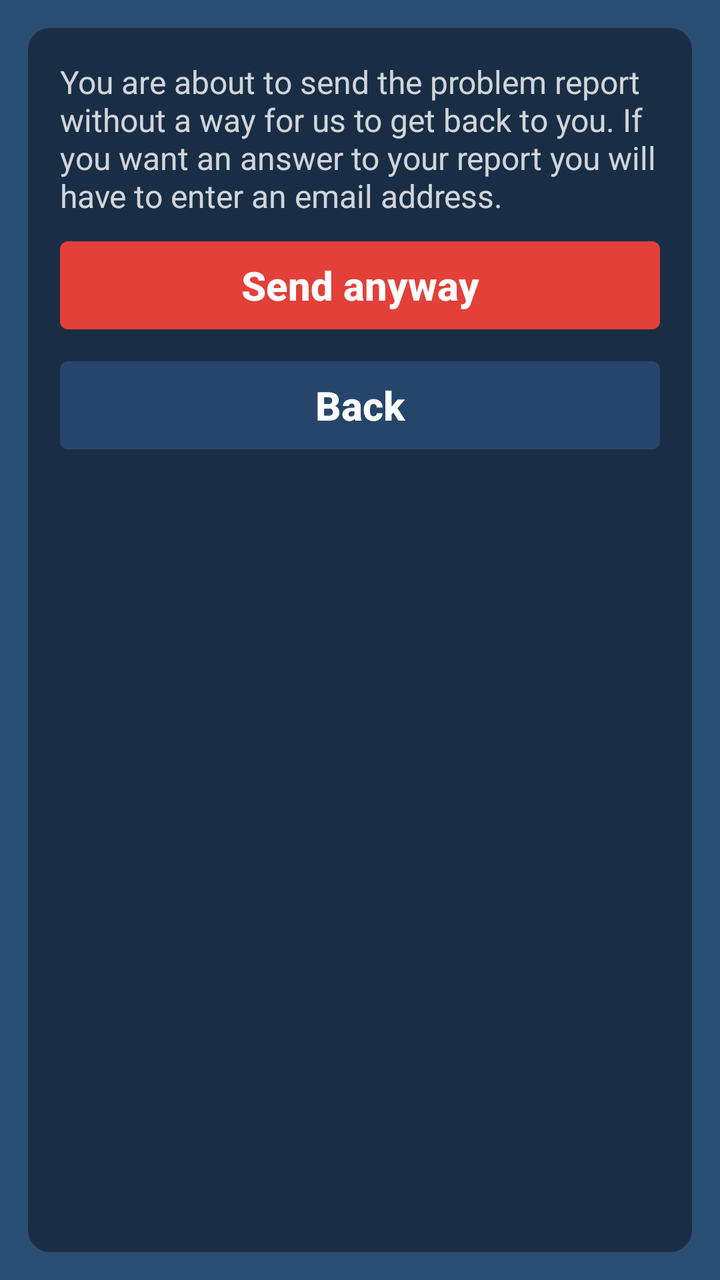
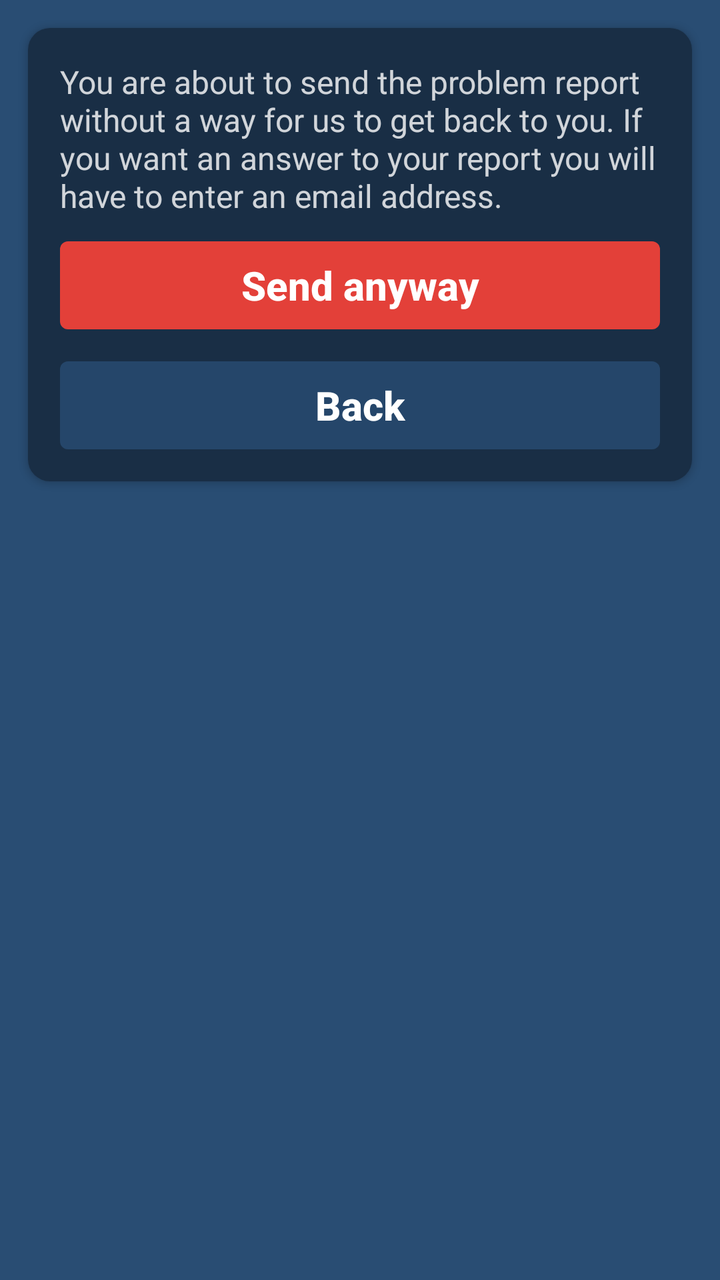

Compare the two renders of this Android layout. The source of the first and the diff that turns it into the second are given below.
<!-- AndroidManifest.xml: application theme AppTheme -->
<!-- res/layout/confirm_no_email.xml -->
<LinearLayout xmlns:android="http://schemas.android.com/apk/res/android"
              android:layout_width="wrap_content"
              android:layout_height="wrap_content"
              android:padding="30dp"
              android:background="@drawable/dialog_background"
              android:orientation="vertical"
              android:gravity="left"
              android:elevation="2dp">
    <TextView android:layout_width="wrap_content"
              android:layout_height="wrap_content"
              android:layout_weight="0"
              android:layout_marginBottom="12dp"
              android:textColor="@color/white80"
              android:textSize="16sp"
              android:text="@string/confirm_no_email" />
    <Button android:id="@+id/send_button"
            android:text="@string/send_anyway"
            style="@style/RedButton" />
    <Button android:id="@+id/back_button"
            android:layout_marginTop="16dp"
            android:text="@string/back"
            style="@style/BlueButton" />
</LinearLayout>
<!-- resources referenced by this layout -->
<resources>
  <color name="white80">#CCFFFFFF</color>
  <!-- drawable dialog_background (drawable) -->
  <?xml version="1.0" encoding="utf-8"?>
  <inset xmlns:android="http://schemas.android.com/apk/res/android"
         android:insetTop="@dimen/dialog_margin"
         android:insetLeft="@dimen/dialog_margin"
         android:insetRight="@dimen/dialog_margin"
         android:insetBottom="@dimen/dialog_margin">
      <shape android:shape="rectangle">
          <corners android:radius="11dp" />
          <solid android:color="@color/darkBlue" />
      </shape>
  </inset>
  <string name="back">Back</string>
  <string name="confirm_no_email">You are about to send the problem report without a way for us
      to get back to you. If you want an answer to your report you will have to enter an email
      address.</string>
  <string name="send_anyway">Send anyway</string>
  <style name="BlueButton" parent="Button">
          <item name="android:background">@drawable/blue_button_background</item>
      </style>
  <style name="RedButton" parent="Button">
          <item name="android:background">@drawable/red_button_background</item>
      </style>
  <style name="AppTheme" parent="Theme.AppCompat.NoActionBar">
          <item name="colorPrimary">@color/colorPrimary</item>
          <item name="android:windowBackground">@color/blue</item>
      </style>
  <dimen name="dialog_margin">14dp</dimen>
  <color name="darkBlue">#192E45</color>
  <style name="Button" parent="Widget.AppCompat.Button.Borderless">
          <item name="android:layout_height">@dimen/normal_button_height</item>
          <item name="android:layout_width">match_parent</item>
          <item name="android:paddingTop">0dp</item>
          <item name="android:paddingBottom">0dp</item>
          <item name="android:textAllCaps">false</item>
          <item name="android:textColor">@color/white</item>
          <item name="android:textSize">20sp</item>
          <item name="android:textStyle">bold</item>
      </style>
  <!-- drawable blue_button_background (drawable) -->
  <?xml version="1.0" encoding="utf-8"?>
  <selector xmlns:android="http://schemas.android.com/apk/res/android">
      <item android:state_pressed="false">
          <shape android:shape="rectangle">
              <corners android:radius="4dp" />
              <solid android:color="@color/blue80" />
          </shape>
      </item>
      <item android:state_pressed="true">
          <shape android:shape="rectangle">
              <corners android:radius="4dp" />
              <solid android:color="@color/blue60" />
          </shape>
      </item>
  </selector>
  <!-- drawable red_button_background (drawable) -->
  <?xml version="1.0" encoding="utf-8"?>
  <selector xmlns:android="http://schemas.android.com/apk/res/android">
      <item android:state_pressed="false">
          <shape android:shape="rectangle">
              <corners android:radius="4dp" />
              <solid android:color="@color/red" />
          </shape>
      </item>
      <item android:state_pressed="true">
          <shape android:shape="rectangle">
              <corners android:radius="4dp" />
              <solid android:color="@color/red95" />
          </shape>
      </item>
  </selector>
  <color name="colorPrimary">#294D73</color>
  <color name="blue">#294D73</color>
  <dimen name="normal_button_height">44dp</dimen>
  <color name="white">#FFFFFF</color>
  <color name="blue80">#CC294D73</color>
  <color name="blue60">#99294D73</color>
  <color name="red">#FFE34039</color>
  <color name="red95">#F2E34039</color>
</resources>

<!-- the commit's change to res/layout/confirm_no_email.xml (unified diff, before → after) -->
@@ -1,23 +1,27 @@
-<LinearLayout xmlns:android="http://schemas.android.com/apk/res/android"
-              android:layout_width="wrap_content"
-              android:layout_height="wrap_content"
-              android:padding="30dp"
-              android:background="@drawable/dialog_background"
-              android:orientation="vertical"
-              android:gravity="left"
-              android:elevation="2dp">
-    <TextView android:layout_width="wrap_content"
-              android:layout_height="wrap_content"
-              android:layout_weight="0"
-              android:layout_marginBottom="12dp"
-              android:textColor="@color/white80"
-              android:textSize="16sp"
-              android:text="@string/confirm_no_email" />
-    <Button android:id="@+id/send_button"
-            android:text="@string/send_anyway"
-            style="@style/RedButton" />
-    <Button android:id="@+id/back_button"
-            android:layout_marginTop="16dp"
-            android:text="@string/back"
-            style="@style/BlueButton" />
-</LinearLayout>
+<ScrollView xmlns:android="http://schemas.android.com/apk/res/android"
+            android:layout_width="wrap_content"
+            android:layout_height="wrap_content"
+            android:scrollbars="none">
+    <LinearLayout android:layout_width="wrap_content"
+                  android:layout_height="wrap_content"
+                  android:padding="30dp"
+                  android:background="@drawable/dialog_background"
+                  android:orientation="vertical"
+                  android:gravity="left"
+                  android:elevation="2dp">
+        <TextView android:layout_width="wrap_content"
+                  android:layout_height="wrap_content"
+                  android:layout_weight="0"
+                  android:layout_marginBottom="12dp"
+                  android:textColor="@color/white80"
+                  android:textSize="16sp"
+                  android:text="@string/confirm_no_email" />
+        <Button android:id="@+id/send_button"
+                android:text="@string/send_anyway"
+                style="@style/RedButton" />
+        <Button android:id="@+id/back_button"
+                android:layout_marginTop="16dp"
+                android:text="@string/back"
+                style="@style/BlueButton" />
+    </LinearLayout>
+</ScrollView>
